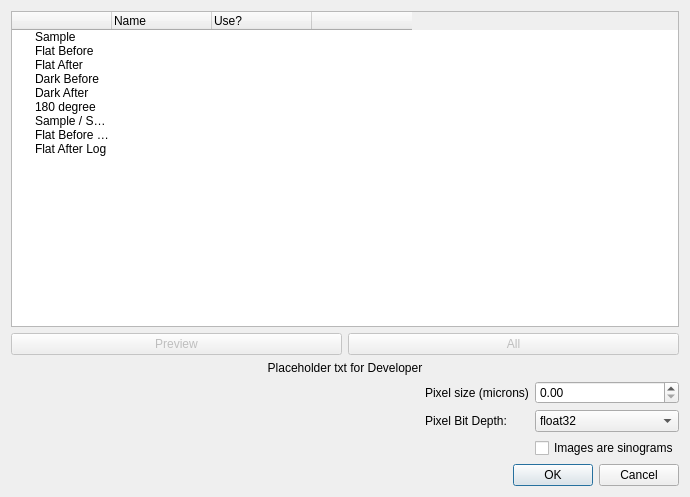
This is mantidimaging/gui/ui/image_load_dialog.ui in mantidproject/mantidimaging as Qt 5 draws it before an edit. The edited form follows.
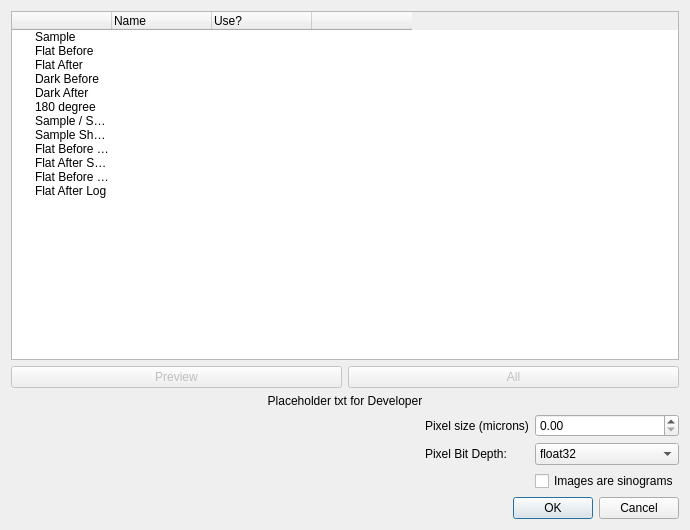
This is the edited form.

Commit message: Create ShutterCount File Selection to Load Dialog

```diff
--- a/mantidimaging/gui/ui/image_load_dialog.ui
+++ b/mantidimaging/gui/ui/image_load_dialog.ui
@@ -7,7 +7,7 @@
     <x>0</x>
     <y>0</y>
     <width>690</width>
-    <height>497</height>
+    <height>530</height>
    </rect>
   </property>
   <property name="windowTitle">
@@ -128,19 +128,25 @@
        <string/>
       </property>
      </item>
+     <item>
+        <property name="text">
+            <string>Sample Shutter Counts</string>
+        </property>
+     </item>
+     <item>
+        <property name="text">
+            <string>Flat Before Shutter Counts</string>
+        </property>
+    </item>
+     <item>
+        <property name="text">
+            <string>Flat After Shutter Counts</string>
+        </property>
+     </item>
      <item>
       <property name="text">
        <string>Flat Before Log</string>
       </property>
-      <property name="text">
-       <string/>
-      </property>
-      <property name="text">
-       <string/>
-      </property>
-      <property name="text">
-       <string/>
-      </property>
      </item>
      <item>
       <property name="text">
```
Lines whose indentation alone changed are shown as unchanged.
